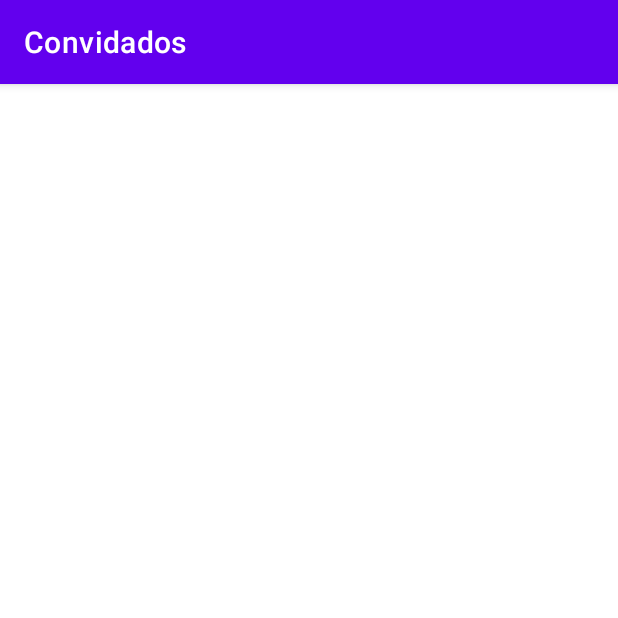
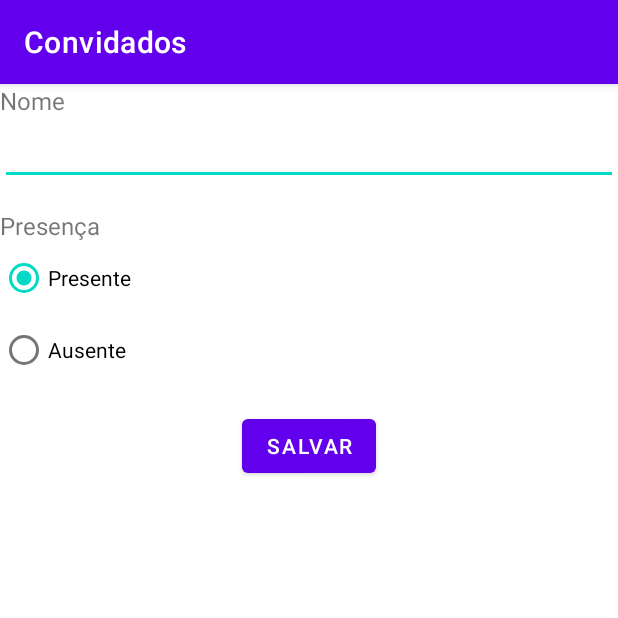
Before and after one commit to RIcardoBove/Convidados, an Android app: the GuestFormActivity screen opened directly, with no data from a screen before it, on a phone screen of 412 x 824 dp, the top half of it. Run offline under Robolectric (Android 15) with nearby library versions, the phone set to English and light mode, and no system bars.

Commit message:
Criando Cadastro

```diff
--- a/app/src/main/java/com/example/convidados/GuestFormActivity.kt
+++ b/app/src/main/java/com/example/convidados/GuestFormActivity.kt
@@ -1,11 +1,32 @@
 package com.example.convidados
 
+import android.os.Bundle
+import android.view.View
 import androidx.appcompat.app.AppCompatActivity
-import android.os.Bundle
+import androidx.lifecycle.ViewModel
+import androidx.lifecycle.ViewModelProvider
+import com.example.convidados.databinding.ActivityGuestFormBinding
 
-class GuestFormActivity : AppCompatActivity() {
+class GuestFormActivity : AppCompatActivity(), View.OnClickListener {
+
+    private lateinit var binding: ActivityGuestFormBinding
+    private lateinit var viewModel: GuestFormViewmModel
+
     override fun onCreate(savedInstanceState: Bundle?) {
         super.onCreate(savedInstanceState)
-        setContentView(R.layout.activity_guest_form)
+
+        binding = ActivityGuestFormBinding.inflate(layoutInflater)
+        setContentView(binding.root)
+
+        viewModel = ViewModelProvider(this).get( GuestFormViewmModel::class.java)
+
+        binding.buttonSave.setOnClickListener(this)
+        binding.radioPresent.isChecked = true
+    }
+
+    override fun onClick(v: View) {
+        if (v.id == R.id.button_save) {
+
+        }
     }
 }
--- /dev/null
+++ b/app/src/main/java/com/example/convidados/GuestFormViewmModel.kt
@@ -0,0 +1,6 @@
+package com.example.convidados
+
+import androidx.lifecycle.ViewModel
+
+class GuestFormViewmModel : ViewModel() {
+}
--- a/app/src/main/res/layout/activity_guest_form.xml
+++ b/app/src/main/res/layout/activity_guest_form.xml
@@ -4,6 +4,74 @@
     xmlns:tools="http://schemas.android.com/tools"
     android:layout_width="match_parent"
     android:layout_height="match_parent"
+    android:layout_margin="16dp"
     tools:context=".GuestFormActivity">
 
+    <TextView
+        android:id="@+id/text_name"
+        android:layout_width="0dp"
+        android:layout_height="wrap_content"
+        android:text="Nome"
+        android:textSize="16sp"
+        app:layout_constraintEnd_toEndOf="parent"
+        app:layout_constraintStart_toStartOf="parent"
+        app:layout_constraintTop_toTopOf="parent" />
+
+    <EditText
+        android:id="@+id/edit_name"
+        android:layout_width="0dp"
+        android:layout_height="wrap_content"
+        app:layout_constraintEnd_toEndOf="parent"
+        app:layout_constraintStart_toStartOf="parent"
+        app:layout_constraintTop_toBottomOf="@id/text_name" />
+
+    <TextView
+        android:id="@+id/text_present"
+        android:layout_width="0dp"
+        android:layout_height="wrap_content"
+        android:layout_marginTop="16dp"
+        android:text="Presença"
+        android:textSize="16sp"
+        app:layout_constraintEnd_toEndOf="parent"
+        app:layout_constraintStart_toStartOf="parent"
+        app:layout_constraintTop_toBottomOf="@id/edit_name" />
+
+
+    <RadioGroup
+        android:id="@+id/radio_confirmation"
+        android:layout_width="wrap_content"
+        android:layout_height="wrap_content"
+        app:layout_constraintStart_toStartOf="parent"
+        app:layout_constraintTop_toBottomOf="@id/text_present">
+
+
+        <RadioButton
+            android:id="@+id/radio_present"
+            android:layout_width="wrap_content"
+            android:layout_height="wrap_content"
+            android:text="Presente"
+            app:layout_constraintStart_toStartOf="parent"
+            app:layout_constraintTop_toBottomOf="@id/text_present" />
+
+        <RadioButton
+            android:id="@+id/radio_absent"
+            android:layout_width="wrap_content"
+            android:layout_height="wrap_content"
+            android:text="Ausente"
+            app:layout_constraintStart_toEndOf="@id/radio_present"
+            app:layout_constraintTop_toBottomOf="@id/text_present" />
+
+    </RadioGroup>
+
+    <Button
+        android:id="@+id/button_save"
+        android:layout_width="wrap_content"
+        android:layout_height="wrap_content"
+        android:layout_marginTop="16dp"
+        android:text="Salvar"
+        app:layout_constraintEnd_toEndOf="parent"
+        app:layout_constraintStart_toStartOf="parent"
+        app:layout_constraintTop_toBottomOf="@id/radio_confirmation" />
+
+
 </androidx.constraintlayout.widget.ConstraintLayout>
```
